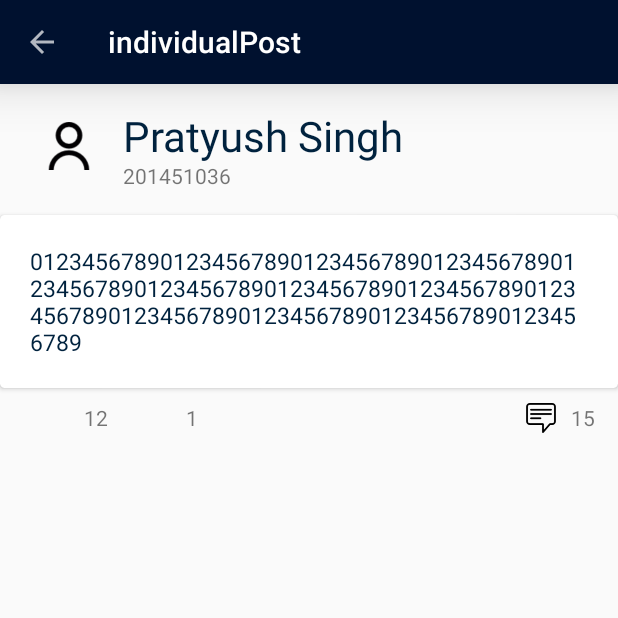
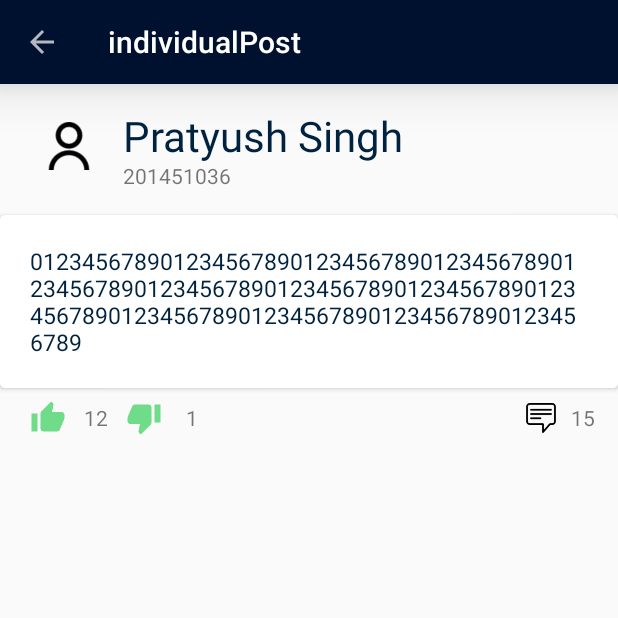
Before and after one commit to bxute/collegare-app, an Android app: the individualPost screen opened directly, with no data from a screen before it, on a phone screen of 412 x 824 dp, the top half of it. Run offline under Robolectric (Android 15) with nearby library versions, the phone set to English and light mode, and no system bars; 1 statement that could not run was skipped.

Commit message:
intermediate changes

```diff
--- a/app/src/main/AndroidManifest.xml
+++ b/app/src/main/AndroidManifest.xml
@@ -6,6 +6,7 @@
     <uses-permission android:name="android.permission.ACCESS_NETWORK_STATE" />
 
     <application
+        android:screenOrientation="portrait"
         android:allowBackup="true"
         android:icon="@mipmap/ic_launcher"
         android:label="@string/app_name"
--- a/app/src/main/java/com/collegare/com/collegare/Activity/individualPost.java
+++ b/app/src/main/java/com/collegare/com/collegare/Activity/individualPost.java
@@ -13,9 +13,16 @@ import android.view.View;
 import android.widget.ImageView;
 import android.widget.TextView;
 
+import com.android.volley.Request;
+import com.android.volley.Response;
+import com.android.volley.VolleyError;
+import com.android.volley.toolbox.StringRequest;
+import com.collegare.com.collegare.Managers.AppManager;
 import com.collegare.com.collegare.Managers.App_Config;
+import com.collegare.com.collegare.Managers.CollegareParser;
 import com.collegare.com.collegare.Managers.CommentsAdapter;
 import com.collegare.com.collegare.Managers.DataStore;
+import com.collegare.com.collegare.Managers.DatabaseManager;
 import com.collegare.com.collegare.Managers.InternetManager;
 import com.collegare.com.collegare.Managers.MessageAdapter;
 import com.collegare.com.collegare.Managers.NavigationDrawerRecyclerViewAdapter;
@@ -25,7 +32,13 @@ import com.collegare.com.collegare.Models.CollegarePost;
 import com.collegare.com.collegare.Models.Report;
 import com.collegare.com.collegare.R;
 
+import org.json.JSONArray;
+import org.json.JSONException;
+import org.json.JSONObject;
+
 import java.util.ArrayList;
+import java.util.HashMap;
+import java.util.Map;
 
 public class individualPost extends AppCompatActivity implements View.OnClickListener {
 
@@ -37,16 +50,18 @@ public class individualPost extends AppCompatActivity implements View.OnClickLis
     Report report;
     DataStore dataStore;
     String pID;
+    private Toolbar toolbar;
 
     @Override
     protected void onCreate(Bundle savedInstanceState) {
         super.onCreate(savedInstanceState);
         Initialize();
+        RequestData();
     }
 
     private void Initialize() {
         setContentView(R.layout.activity_individual_post);
-        Toolbar toolbar = (Toolbar) findViewById(R.id.toolbar);
+        toolbar = (Toolbar) findViewById(R.id.toolbar);
 
         userId= (TextView) findViewById(R.id.userId);
         userPic= (ImageView) findViewById(R.id.userPic);
@@ -57,35 +72,27 @@ public class individualPost extends AppCompatActivity implements View.OnClickLis
         likeImg = (ImageView) findViewById(R.id.likeImg);
         unlikeImg= (ImageView) findViewById(R.id.unlikeImg);
         commentCount= (TextView) findViewById(R.id.commentCount);
-        report= new Report();
-        dataStore= new DataStore(getApplicationContext());
+
+        dataStore= new DataStore(individualPost.this);
 
         likeImg.setOnClickListener(this);
         unlikeImg.setOnClickListener(this);
+
         if(getIntent()!=null){
             pID=getIntent().getExtras().getString("postId");
         }
-        post=dataStore.getPost(pID);
-        toolbar.setTitle(post.username+"`s Post");
+
+
         setSupportActionBar(toolbar);
         getSupportActionBar().setDisplayHomeAsUpEnabled(true);
         getSupportActionBar().setHomeButtonEnabled(true);
-        int resIdL=(post.isLiked.equals("true"))?R.drawable.upvote_48:R.drawable.upvote_48_black;
-        int resIdD= (post.isDisliked.equals("true"))?R.drawable.downvote_48:R.drawable.downvote_48_black;
-        userId.setText(post.id);
-        userPic.setImageResource(R.drawable.user_pic);
-        nameDisplay.setText(post.username);
-        contentText.setText(post.content);
-        likeText.setText(post.LikeCount);
-        unlikeText.setText(post.DisLikeCount);
-        likeImg.setImageResource(resIdL);
-        unlikeImg.setImageResource(resIdD);
-        commentCount.setText(post.comment.size() + "");
-        adapter=new CommentsAdapter(this,post.comment);
+
+        adapter=new CommentsAdapter(this);
         comments= (RecyclerView) findViewById(R.id.commentHolder);
         comments.setLayoutManager(new LinearLayoutManager(this));
         comments.addItemDecoration(new RecyclerViewDecorator(this, 5, true, R.drawable.post_divider));
         comments.setAdapter(adapter);
+
     }
 
 
@@ -186,4 +193,127 @@ public class individualPost extends AppCompatActivity implements View.OnClickLis
 
         }
 }
+
+
+    private void RequestData(){
+                Log.e("www Req For PId>>",""+pID);
+        if (!InternetManager.getInstance(this).isConnectedToNet()) {
+            Log.e("not connected","");
+            return;
+        }
+
+        StringRequest request = new StringRequest(Request.Method.POST, App_Config.Post_URL, new Response.Listener<String>() {
+            @Override
+            public void onResponse(String response) {
+
+                // Toast.makeText(context,response,Toast.LENGTH_LONG).show();
+                Log.e("www net>>>>" + response, "");
+               ParseAndSet(response);
+            }
+
+        }, new Response.ErrorListener() {
+            @Override
+            public void onErrorResponse(VolleyError volleyError) {
+                Log.e("" + volleyError.toString(), "[error reported]");
+
+            }
+        }) {
+            @Override
+            protected Map<String, String> getParams() {
+                // Posting parameters to login url
+                Map<String, String> params = new HashMap<String, String>();
+                params.put("action", "feed");
+                params.put("postid",pID);
+
+                return params;
+            }
+
+        };
+
+        AppManager.getInstance().addToRequestQueue(request, "reqPostSingle",this);
+
+    }
+
+    private void ParseAndSet(String response) {
+
+
+        try {
+            JSONObject postObj = new JSONObject(response);
+
+            if (postObj.getInt("status") != 0){
+                return;
+            }
+
+            CollegareComment comments;
+
+            JSONArray comment = postObj.getJSONArray("comments");
+            for (int i = 0; i < comment.length(); i++) {
+                JSONObject temp = (JSONObject) comment.get(i);
+                comments=new CollegareComment(
+                                postObj.getString("postid"),
+                                temp.getString("commentid"),
+                                temp.getString("id"),
+                                temp.getString("username"),
+                                temp.getString("content"),
+                                temp.getString("doc"));
+                    CommentsAdapter.getInstance(this).addComment(comments);
+
+            }
+
+        /*
+        *
+
+        * */
+
+
+            /*
+            {
+    "postid": "12",
+    "content": "Some stupid not post",
+    "username": "test3",
+    "doc": "2015-09-15 09:17:16",
+    "groupid": 1,
+    "id": "3",
+    "weight": "12",
+    "pollid": null,
+    "upcount": 1,
+    "downcount": 0,
+    "commentcount": 1,
+    "vote": 0,
+
+    "comments": [
+        {
+            "commentid": "$COMMENTID",
+            "id": "$ID",
+            "username": "$USERNAME",
+            "content": "$CONTENT",
+            "doc": "$date"
+        }
+    ]
 }
+            * */
+            userId.setText(postObj.getString("id"));
+            userPic.setImageResource(R.drawable.user_pic);
+            likeText.setText(postObj.getString("upcount"));
+            unlikeText.setText(postObj.getString("downcount"));
+            nameDisplay.setText(postObj.getString("username"));
+            contentText.setText(postObj.getString("content"));
+            commentCount.setText(postObj.getString("commentcount"));
+            toolbar.setTitle(postObj.getString("username") + "`s Post");
+            int resIdL=(postObj.getString("vote").equals("1"))?R.drawable.upvote_48:R.drawable.upvote_48_black;
+            int resIdD= (postObj.getString("vote").equals("-1"))?R.drawable.downvote_48:R.drawable.downvote_48_black;
+
+
+            likeImg.setImageResource(resIdL);
+            unlikeImg.setImageResource(resIdD);
+
+            return;
+
+
+        } catch (JSONException e) {
+            e.printStackTrace();
+            return;
+        }
+    }
+
+}
--- a/app/src/main/java/com/collegare/com/collegare/Managers/DataStore.java
+++ b/app/src/main/java/com/collegare/com/collegare/Managers/DataStore.java
@@ -145,21 +145,8 @@ public class DataStore {
 
     /*
     *
-    *       getting a single post with comments         [STATUS : OK] [1]
+    *
     * */
-   public CollegarePost getPost(String PostId) {
-        CollegarePost post = new CollegarePost();
-        ArrayList<CollegareComment> comments = new ArrayList<>();
-        CollegareFeed feed = new CollegareFeed();
-        Report report = new Report();
-        InternetManager.getInstance(context).getPost(post, PostId, report);
-        if (report.Status != App_Config.STATUS_OK) {
-            // reading from database
-            post = DatabaseManager.getInstance(context).getPost(PostId);
-        }
-        return post;
-    }
-
     /*
     *
     *       getting messages                        [STATUS : OK] [1]
--- a/app/src/main/res/layout/activity_profile.xml
+++ b/app/src/main/res/layout/activity_profile.xml
@@ -27,6 +27,7 @@
                 android:layout_width="match_parent"
                 android:gravity="center_vertical|center_horizontal">
                 <ImageView
+                    android:id="@+id/profile_image"
                     android:layout_height="wrap_content"
                     android:layout_width="wrap_content"
                     android:background="@drawable/ds"
```
Also changed, not shown: app/src/main/java/com/collegare/com/collegare/Activity/Profile.java (+76 -1 lines), app/src/main/java/com/collegare/com/collegare/Managers/CollegareParser.java (+5 -54 lines), app/src/main/java/com/collegare/com/collegare/Managers/CommentsAdapter.java (+19 -2 lines), app/src/main/java/com/collegare/com/collegare/Managers/InternetManager.java (+1 -99 lines), app/src/main/java/com/collegare/com/collegare/Managers/postDataAdapter.java (+5 -3 lines).
